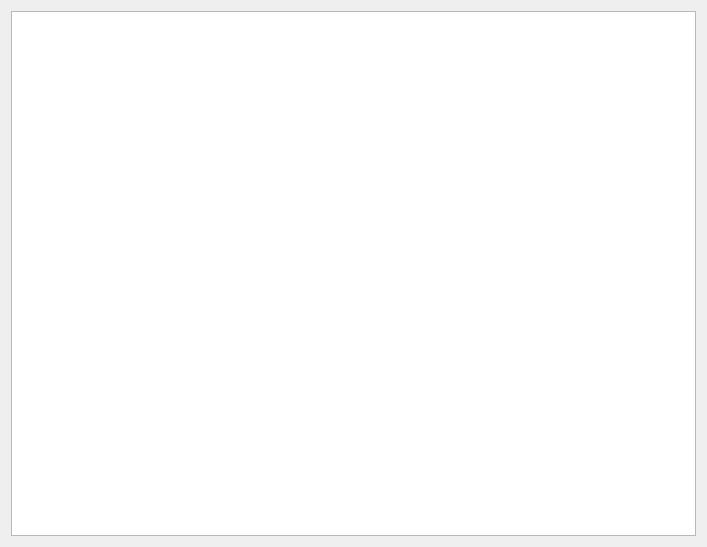
WPI-HPRC/groundstation-2025, file Frontend/Widgets/AprsWidget/aprswidget.ui: the form before one commit.
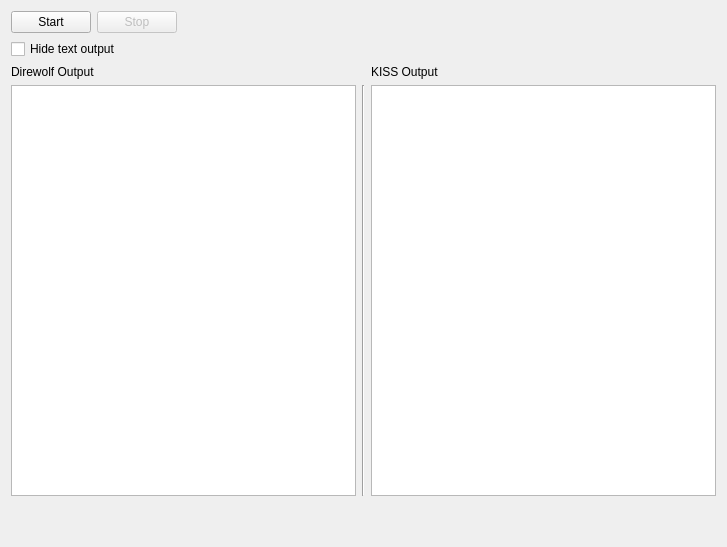
The form after the commit.

Commit message: added working controls and text outputs

Diff of the .ui file:
```diff
--- a/Frontend/Widgets/AprsWidget/aprswidget.ui
+++ b/Frontend/Widgets/AprsWidget/aprswidget.ui
@@ -6,21 +6,150 @@
    <rect>
     <x>0</x>
     <y>0</y>
-    <width>707</width>
+    <width>727</width>
     <height>547</height>
    </rect>
   </property>
   <property name="windowTitle">
    <string>AprsWidget</string>
   </property>
-  <layout class="QGridLayout" name="gridLayout">
+  <layout class="QGridLayout" name="gridLayout" rowstretch="0,0,0,0">
    <item row="0" column="0">
-    <widget class="QTextEdit" name="DirewolfOutput">
-     <property name="readOnly">
-      <bool>true</bool>
+    <widget class="QWidget" name="widget" native="true">
+     <layout class="QHBoxLayout" name="horizontalLayout_3">
+      <property name="leftMargin">
+       <number>0</number>
+      </property>
+      <property name="topMargin">
+       <number>0</number>
+      </property>
+      <property name="rightMargin">
+       <number>0</number>
+      </property>
+      <property name="bottomMargin">
+       <number>0</number>
+      </property>
+      <item>
+       <widget class="QPushButton" name="StartButton">
+        <property name="text">
+         <string>Start</string>
+        </property>
+       </widget>
+      </item>
+      <item>
+       <widget class="QPushButton" name="StopButton">
+        <property name="enabled">
+         <bool>false</bool>
+        </property>
+        <property name="text">
+         <string>Stop</string>
+        </property>
+       </widget>
+      </item>
+      <item>
+       <spacer name="horizontalSpacer">
+        <property name="orientation">
+         <enum>Qt::Orientation::Horizontal</enum>
+        </property>
+        <property name="sizeHint" stdset="0">
+         <size>
+          <width>40</width>
+          <height>20</height>
+         </size>
+        </property>
+       </spacer>
+      </item>
+     </layout>
+    </widget>
+   </item>
+   <item row="2" column="0">
+    <widget class="QWidget" name="TextOutput" native="true">
+     <property name="sizePolicy">
+      <sizepolicy hsizetype="Preferred" vsizetype="Expanding">
+       <horstretch>0</horstretch>
+       <verstretch>0</verstretch>
+      </sizepolicy>
      </property>
+     <layout class="QGridLayout" name="gridLayout_3">
+      <property name="leftMargin">
+       <number>0</number>
+      </property>
+      <property name="topMargin">
+       <number>0</number>
+      </property>
+      <property name="rightMargin">
+       <number>0</number>
+      </property>
+      <property name="bottomMargin">
+       <number>0</number>
+      </property>
+      <item row="1" column="1">
+       <widget class="Line" name="line">
+        <property name="orientation">
+         <enum>Qt::Orientation::Vertical</enum>
+        </property>
+       </widget>
+      </item>
+      <item row="0" column="0">
+       <widget class="QLabel" name="label">
+        <property name="text">
+         <string>Direwolf Output</string>
+        </property>
+       </widget>
+      </item>
+      <item row="1" column="0">
+       <widget class="QTextEdit" name="DirewolfOutput">
+        <property name="lineWrapMode">
+         <enum>QTextEdit::LineWrapMode::NoWrap</enum>
+        </property>
+        <property name="readOnly">
+         <bool>true</bool>
+        </property>
+       </widget>
+      </item>
+      <item row="0" column="2">
+       <widget class="QLabel" name="label_2">
+        <property name="text">
+         <string>KISS Output</string>
+        </property>
+       </widget>
+      </item>
+      <item row="1" column="2">
+       <widget class="QTextEdit" name="KissOutput">
+        <property name="lineWrapMode">
+         <enum>QTextEdit::LineWrapMode::NoWrap</enum>
+        </property>
+        <property name="readOnly">
+         <bool>true</bool>
+        </property>
+       </widget>
+      </item>
+     </layout>
     </widget>
    </item>
+   <item row="1" column="0">
+    <widget class="QCheckBox" name="HideTextOutput">
+     <property name="text">
+      <string>Hide text output</string>
+     </property>
+    </widget>
+   </item>
+   <item row="3" column="0">
+    <spacer name="VerticalSpacer">
+     <property name="orientation">
+      <enum>Qt::Orientation::Vertical</enum>
+     </property>
+     <property name="sizeType">
+      <enum>QSizePolicy::Policy::Ignored</enum>
+     </property>
+     <property name="sizeHint" stdset="0">
+      <size>
+       <width>20</width>
+       <height>40</height>
+      </size>
+     </property>
+    </spacer>
+   </item>
   </layout>
  </widget>
  <resources/>
```
The commit also changes 9 other files.
